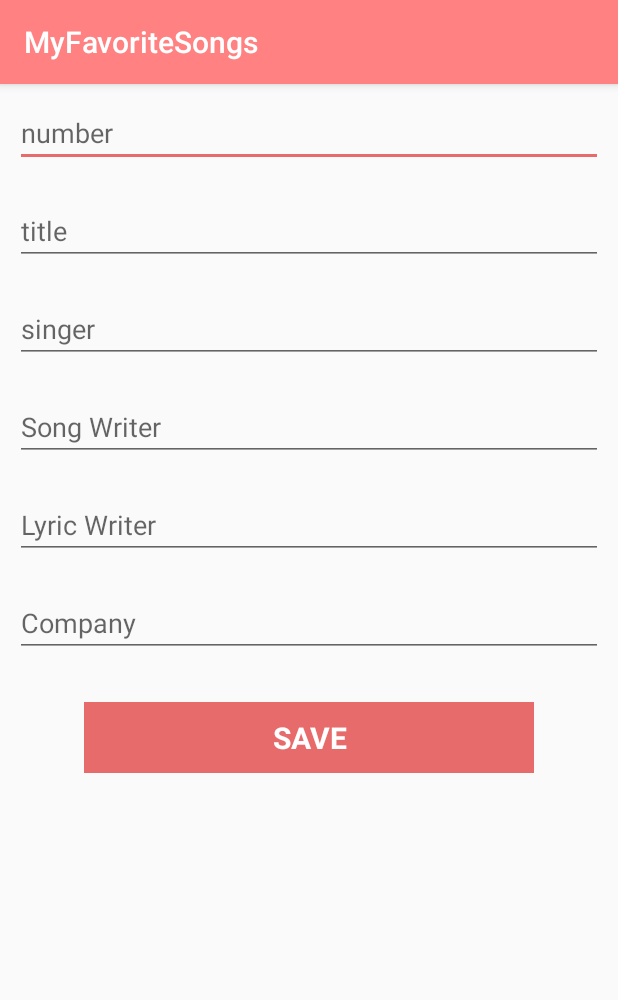
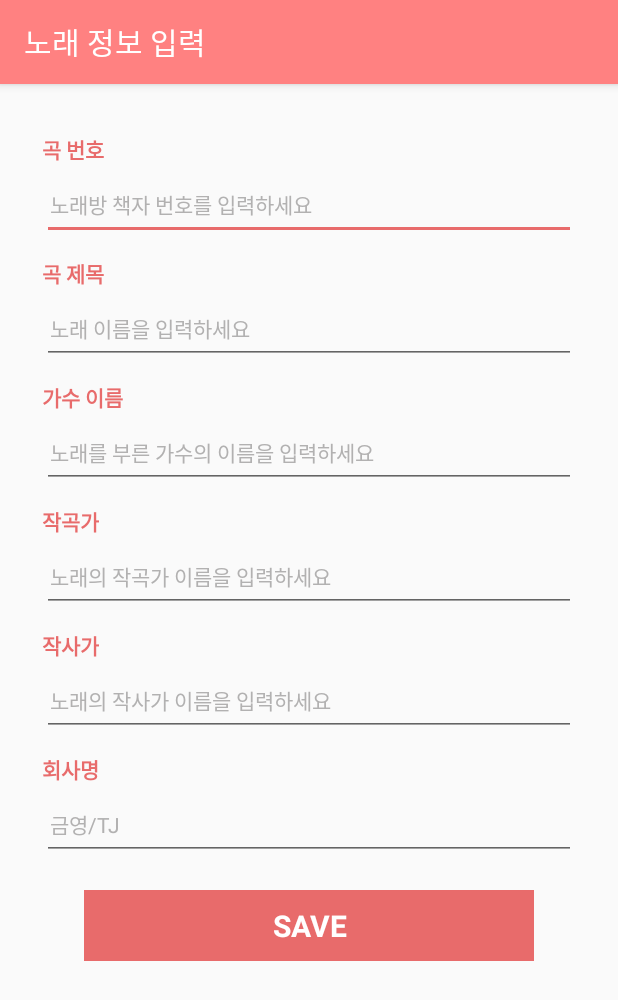
Before and after one commit to chicsign/myFavoriteSongsList, an Android app: the WriteActivity screen opened directly, with no data from a screen before it, on a phone screen of 412 x 824 dp. Shown: the top 1000 px of the screen. Run offline under Robolectric (Android 15) with nearby library versions, the phone set to English and light mode, and no system bars; our stand-ins replace Firebase (no records; nobody signed in at launch, a user with empty details on screens opened directly).

Commit message:
feat(ui) : 노래 정보 입력 화면 수정

```diff
--- a/app/src/main/java/com/lonnie/chicsign/myfavoritesongs/view/MainActivity.kt
+++ b/app/src/main/java/com/lonnie/chicsign/myfavoritesongs/view/MainActivity.kt
@@ -54,6 +54,7 @@ class MainActivity : AppCompatActivity() {
     }
 
     private fun updateUI(){
+        //TODO: 시점 차이가 생겨서 서버에서 디비를 다 받은 후 보내야함.
         if(adapter.isEmptyListItem())
             txtEmptyList.visibility = View.VISIBLE
         else
--- a/app/src/main/java/com/lonnie/chicsign/myfavoritesongs/view/WriteActivity.kt
+++ b/app/src/main/java/com/lonnie/chicsign/myfavoritesongs/view/WriteActivity.kt
@@ -16,28 +16,35 @@ class WriteActivity : AppCompatActivity() {
     override fun onCreate(savedInstanceState: Bundle?) {
         super.onCreate(savedInstanceState)
         setContentView(R.layout.activity_write)
+        title = "노래 정보 입력"
 
         btnSave.setOnClickListener {
-            if (TextUtils.isEmpty(edtSongNumber.text)) {
+            when {
+                TextUtils.isEmpty(edtSongNumber.text) -> {
                     Toast.makeText(applicationContext, "노래의 번호를 입력하세요.", Toast.LENGTH_SHORT).show()
                     return@setOnClickListener
-            } else if (TextUtils.isEmpty(edtSongTitle.text)) {
+                }
+                TextUtils.isEmpty(edtSongTitle.text) -> {
                     Toast.makeText(applicationContext, "노래의 제목을 입력하세요.", Toast.LENGTH_SHORT).show()
                     return@setOnClickListener
-            } else if (TextUtils.isEmpty(edtSinger.text)) {
+                }
+                TextUtils.isEmpty(edtSinger.text) -> {
                     Toast.makeText(applicationContext, "노래의 가수를 입력하세요.", Toast.LENGTH_SHORT).show()
                     return@setOnClickListener
-            } else if (TextUtils.isEmpty(edtSongWriter.text)) {
+                }
+                TextUtils.isEmpty(edtSongWriter.text) -> {
                     Toast.makeText(applicationContext, "노래의 작곡가를 입력하세요.", Toast.LENGTH_SHORT).show()
                     return@setOnClickListener
-            } else if (TextUtils.isEmpty(edtLyricWriter.text)) {
+                }
+                TextUtils.isEmpty(edtLyricWriter.text) -> {
                     Toast.makeText(applicationContext, "노래의 작사가를 입력하세요.", Toast.LENGTH_SHORT).show()
                     return@setOnClickListener
-            } else if (TextUtils.isEmpty(edtCompany.text)) {
+                }
+                TextUtils.isEmpty(edtCompany.text) -> {
                     Toast.makeText(applicationContext, "반주 제공 업체명을 입력하세요.", Toast.LENGTH_SHORT).show()
                     return@setOnClickListener
                 }
-
+                else -> {
                     val post = Info()
 
                     val newRef = FirebaseDatabase.getInstance().getReference("Posts").push()
@@ -55,13 +62,15 @@ class WriteActivity : AppCompatActivity() {
 
                     Toast.makeText(applicationContext, "저장 되었습니다.", Toast.LENGTH_SHORT).show()
                     finish()
+                }
+            }
 
         }
 
 
     }
 
-    fun getMyId(): String {
+    private fun getMyId(): String {
         return Settings.Secure.getString(this.contentResolver, Settings.Secure.ANDROID_ID)
 
     }
--- a/app/src/main/res/layout/activity_write.xml
+++ b/app/src/main/res/layout/activity_write.xml
@@ -4,47 +4,128 @@
     android:layout_height="match_parent"
     android:orientation="vertical">
 
-    <EditText
+
+    <ScrollView
+        android:layout_width="match_parent"
+        android:layout_height="match_parent">
+
+        <LinearLayout
+            android:layout_width="match_parent"
+            android:layout_height="match_parent"
+            android:orientation="vertical"
+            android:paddingLeft="28dp"
+            android:paddingTop="33dp"
+            android:paddingRight="28dp"
+            android:paddingBottom="33dp">
+
+            <TextView
+                style="@style/t_song_write_title"
+                android:layout_width="wrap_content"
+                android:layout_height="wrap_content"
+                android:text="곡 번호" />
+
+            <AutoCompleteTextView
                 android:id="@+id/edtSongNumber"
+                style="@style/t_song_write_input"
                 android:layout_width="match_parent"
+                android:layout_height="42dp"
+                android:layout_marginTop="8dp"
+                android:completionThreshold="1"
+                android:hint="노래방 책자 번호를 입력하세요"
+                android:inputType="number"
+                android:paddingLeft="5dp"
+                android:singleLine="true" />
+
+            <TextView
+                style="@style/t_song_write_title"
+                android:layout_width="wrap_content"
                 android:layout_height="wrap_content"
-        android:layout_margin="10dp"
-        android:hint="number" />
+                android:layout_marginTop="12dp"
+                android:text="곡 제목" />
 
-    <EditText
+            <AutoCompleteTextView
                 android:id="@+id/edtSongTitle"
+                style="@style/t_song_write_input"
                 android:layout_width="match_parent"
+                android:layout_height="42dp"
+                android:layout_marginTop="8dp"
+                android:completionThreshold="1"
+                android:hint="노래 이름을 입력하세요"
+                android:paddingLeft="5dp"
+                android:singleLine="true" />
+
+            <TextView
+                style="@style/t_song_write_title"
+                android:layout_width="wrap_content"
                 android:layout_height="wrap_content"
-        android:layout_margin="10dp"
-        android:hint="title" />
+                android:layout_marginTop="12dp"
+                android:text="가수 이름" />
 
-    <EditText
+            <AutoCompleteTextView
                 android:id="@+id/edtSinger"
+                style="@style/t_song_write_input"
                 android:layout_width="match_parent"
+                android:layout_height="42dp"
+                android:layout_marginTop="8dp"
+                android:completionThreshold="1"
+                android:hint="노래를 부른 가수의 이름을 입력하세요"
+                android:paddingLeft="5dp"
+                android:singleLine="true" />
+
+            <TextView
+                style="@style/t_song_write_title"
+                android:layout_width="wrap_content"
                 android:layout_height="wrap_content"
-        android:layout_margin="10dp"
-        android:hint="singer" />
+                android:layout_marginTop="12dp"
+                android:text="작곡가" />
 
-    <EditText
+            <AutoCompleteTextView
                 android:id="@+id/edtSongWriter"
+                style="@style/t_song_write_input"
                 android:layout_width="match_parent"
+                android:layout_height="42dp"
+                android:layout_marginTop="8dp"
+                android:completionThreshold="1"
+                android:hint="노래의 작곡가 이름을 입력하세요"
+                android:paddingLeft="5dp"
+                android:singleLine="true" />
+
+            <TextView
+                style="@style/t_song_write_title"
+                android:layout_width="wrap_content"
                 android:layout_height="wrap_content"
-        android:layout_margin="10dp"
-        android:hint="Song Writer" />
+                android:layout_marginTop="12dp"
+                android:text="작사가" />
 
-    <EditText
+            <AutoCompleteTextView
                 android:id="@+id/edtLyricWriter"
+                style="@style/t_song_write_input"
                 android:layout_width="match_parent"
+                android:layout_height="42dp"
+                android:layout_marginTop="8dp"
+                android:completionThreshold="1"
+                android:hint="노래의 작사가 이름을 입력하세요"
+                android:paddingLeft="5dp"
+                android:singleLine="true" />
+
+            <TextView
+                style="@style/t_song_write_title"
+                android:layout_width="wrap_content"
                 android:layout_height="wrap_content"
-        android:layout_margin="10dp"
-        android:hint="Lyric Writer" />
+                android:layout_marginTop="12dp"
+                android:text="회사명" />
 
-    <EditText
+            <AutoCompleteTextView
                 android:id="@+id/edtCompany"
+                style="@style/t_song_write_input"
                 android:layout_width="match_parent"
-        android:layout_height="wrap_content"
-        android:layout_margin="10dp"
-        android:hint="Company" />
+                android:layout_height="42dp"
+                android:layout_marginTop="8dp"
+                android:completionThreshold="1"
+                android:hint="금영/TJ"
+                android:paddingLeft="5dp"
+                android:singleLine="true" />
+
 
             <TextView
                 android:id="@+id/btnSave"
@@ -59,5 +140,7 @@
                 android:textColor="@color/cardview_light_background"
                 android:textSize="20sp"
                 android:textStyle="bold" />
+        </LinearLayout>
+    </ScrollView>
 
 </LinearLayout>
--- a/app/src/main/res/layout/item_song_list.xml
+++ b/app/src/main/res/layout/item_song_list.xml
@@ -4,7 +4,6 @@
     xmlns:tools="http://schemas.android.com/tools">
 
     <data>
-
         <variable
             name="postItem"
             type="com.lonnie.chicsign.myfavoritesongs.model.Info" />
@@ -22,6 +21,7 @@
         android:paddingBottom="15dp">
 
         <TextView
+            android:visibility="gone"
             android:id="@+id/postId"
             android:layout_width="wrap_content"
             android:layout_height="wrap_content"
@@ -29,6 +29,7 @@
             android:textSize="20sp" />
 
         <TextView
+            android:visibility="gone"
             android:id="@+id/writeId"
             android:layout_width="wrap_content"
             android:layout_height="wrap_content"
--- a/app/src/main/res/values/styles.xml
+++ b/app/src/main/res/values/styles.xml
@@ -8,4 +8,23 @@
         <item name="colorAccent">@color/colorAccent</item>
     </style>
 
+    <style name="t_song_write_title">
+        <item name="android:textSize">14sp</item>
+        <item name="android:textColor">#E86B6B</item>
+        <item name="android:gravity">left</item>
+        <item name="android:textStyle">bold</item>
+        <item name="android:includeFontPadding">false</item>
+    </style>
+
+    <style name="t_song_write_input">
+        <item name="android:textSize">14sp</item>
+        <item name="android:textColor">#191919</item>
+        <item name="android:gravity">left</item>
+        <item name="android:includeFontPadding">false</item>
+        <item name="android:paddingBottom">9dp</item>
+        <item name="android:paddingTop">8dp</item>
+        <item name="android:paddingRight">15dp</item>
+        <item name="android:textColorHint">#b2b1b1</item>
+    </style>
+
 </resources>
```
Lines whose indentation alone changed are shown as unchanged.
